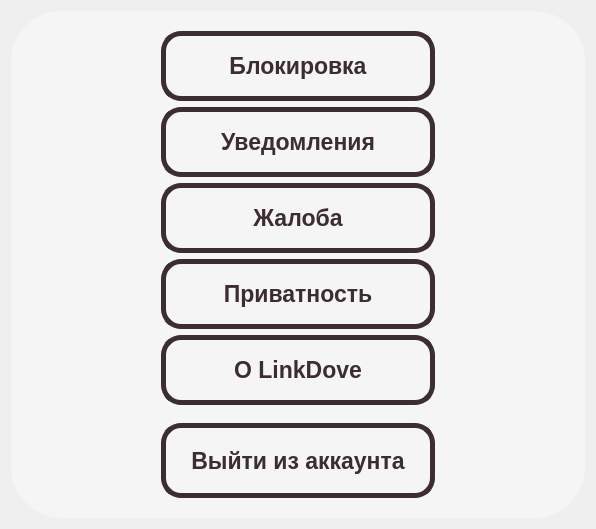
Qt form lab3/LinkDove/settingwidget.ui (ElizavetaPa17/LinkDove) before a commit.
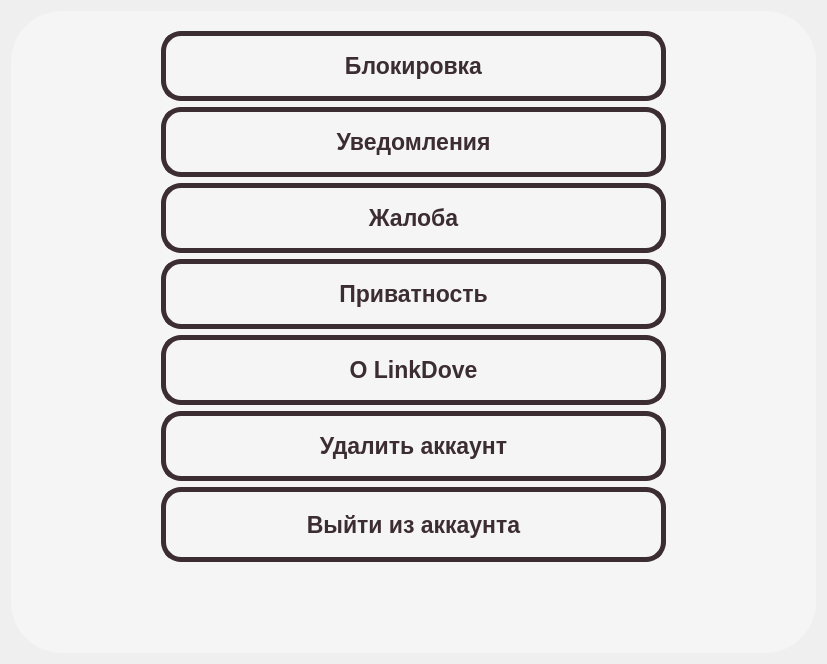
The same form after that commit.

Commit message: add: possibility to delete account

Patch:
```diff
--- a/lab3/LinkDove/settingwidget.ui
+++ b/lab3/LinkDove/settingwidget.ui
@@ -6,8 +6,8 @@
    <rect>
     <x>0</x>
     <y>0</y>
-    <width>596</width>
-    <height>529</height>
+    <width>827</width>
+    <height>664</height>
    </rect>
   </property>
   <property name="windowTitle">
@@ -52,6 +52,7 @@
         <property name="font">
          <font>
           <pointsize>17</pointsize>
+          <weight>75</weight>
           <italic>false</italic>
           <bold>true</bold>
          </font>
@@ -95,6 +96,7 @@
          <font>
           <family>Ubuntu</family>
           <pointsize>17</pointsize>
+          <weight>75</weight>
           <italic>false</italic>
           <bold>true</bold>
          </font>
@@ -137,6 +139,7 @@
         <property name="font">
          <font>
           <pointsize>17</pointsize>
+          <weight>75</weight>
           <italic>false</italic>
           <bold>true</bold>
          </font>
@@ -176,6 +179,7 @@
         <property name="font">
          <font>
           <pointsize>17</pointsize>
+          <weight>75</weight>
           <bold>true</bold>
          </font>
         </property>
@@ -220,6 +224,7 @@
         <property name="font">
          <font>
           <pointsize>17</pointsize>
+          <weight>75</weight>
           <italic>false</italic>
           <bold>true</bold>
          </font>
@@ -245,6 +250,94 @@
         </property>
        </widget>
       </item>
+      <item>
+       <widget class="QPushButton" name="deleteAccountButton">
+        <property name="sizePolicy">
+         <sizepolicy hsizetype="Minimum" vsizetype="Preferred">
+          <horstretch>0</horstretch>
+          <verstretch>0</verstretch>
+         </sizepolicy>
+        </property>
+        <property name="minimumSize">
+         <size>
+          <width>0</width>
+          <height>70</height>
+         </size>
+        </property>
+        <property name="font">
+         <font>
+          <pointsize>17</pointsize>
+          <weight>75</weight>
+          <bold>true</bold>
+         </font>
+        </property>
+        <property name="cursor">
+         <cursorShape>ClosedHandCursor</cursorShape>
+        </property>
+        <property name="mouseTracking">
+         <bool>true</bool>
+        </property>
+        <property name="styleSheet">
+         <string notr="true">QPushButton {
+	background-color: rgb(245, 245, 245);
+	color: rgb(60, 45, 50);
+	border: 5px solid rgb(60, 45, 50);
+	border-radius: 20;
+}
+
+QPushButton:hover {
+	background-color: rgb(60, 45, 50);
+	color: rgb(245, 245, 245);
+}</string>
+        </property>
+        <property name="text">
+         <string>Удалить аккаунт</string>
+        </property>
+       </widget>
+      </item>
+      <item>
+       <widget class="QPushButton" name="quitButton">
+        <property name="sizePolicy">
+         <sizepolicy hsizetype="Minimum" vsizetype="Preferred">
+          <horstretch>0</horstretch>
+          <verstretch>0</verstretch>
+         </sizepolicy>
+        </property>
+        <property name="minimumSize">
+         <size>
+          <width>0</width>
+          <height>75</height>
+         </size>
+        </property>
+        <property name="font">
+         <font>
+          <pointsize>17</pointsize>
+          <weight>75</weight>
+          <italic>false</italic>
+          <bold>true</bold>
+         </font>
+        </property>
+        <property name="cursor">
+         <cursorShape>PointingHandCursor</cursorShape>
+        </property>
+        <property name="styleSheet">
+         <string notr="true">QPushButton {
+	background-color: rgb(245, 245, 245);
+	color: rgb(60, 45, 50);
+	border: 5px solid rgb(60, 45, 50);
+	border-radius: 20;
+}
+
+QPushButton:hover {
+	background-color: rgb(60, 45, 50);
+	color: rgb(245, 245, 245);
+}</string>
+        </property>
+        <property name="text">
+         <string>Выйти из аккаунта</string>
+        </property>
+       </widget>
+      </item>
       <item>
        <spacer name="verticalSpacer_3">
         <property name="orientation">
@@ -258,48 +351,6 @@
         </property>
        </spacer>
       </item>
-      <item>
-       <widget class="QPushButton" name="quitButton">
-        <property name="sizePolicy">
-         <sizepolicy hsizetype="Minimum" vsizetype="Preferred">
-          <horstretch>0</horstretch>
-          <verstretch>0</verstretch>
-         </sizepolicy>
-        </property>
-        <property name="minimumSize">
-         <size>
-          <width>0</width>
-          <height>75</height>
-         </size>
-        </property>
-        <property name="font">
-         <font>
-          <pointsize>17</pointsize>
-          <italic>false</italic>
-          <bold>true</bold>
-         </font>
-        </property>
-        <property name="cursor">
-         <cursorShape>PointingHandCursor</cursorShape>
-        </property>
-        <property name="styleSheet">
-         <string notr="true">QPushButton {
-	background-color: rgb(245, 245, 245);
-	color: rgb(60, 45, 50);
-	border: 5px solid rgb(60, 45, 50);
-	border-radius: 20;
-}
-
-QPushButton:hover {
-	background-color: rgb(60, 45, 50);
-	color: rgb(245, 245, 245);
-}</string>
-        </property>
-        <property name="text">
-         <string>Выйти из аккаунта</string>
-        </property>
-       </widget>
-      </item>
      </layout>
     </widget>
    </item>
```
The commit also changes 10 other files.
